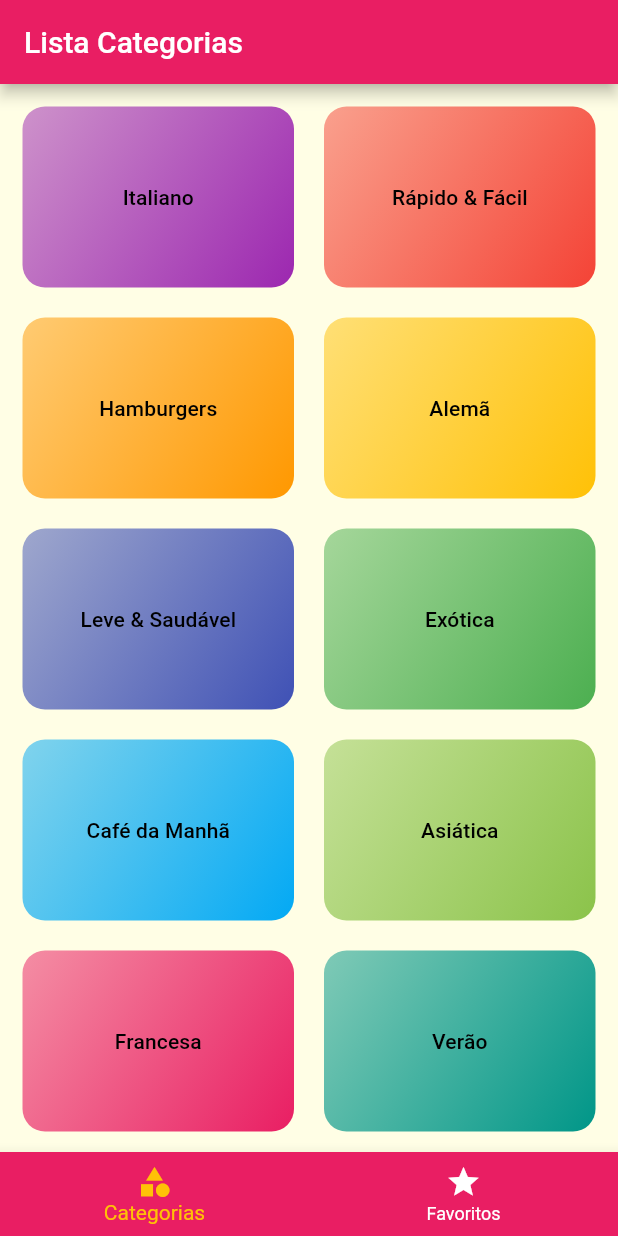
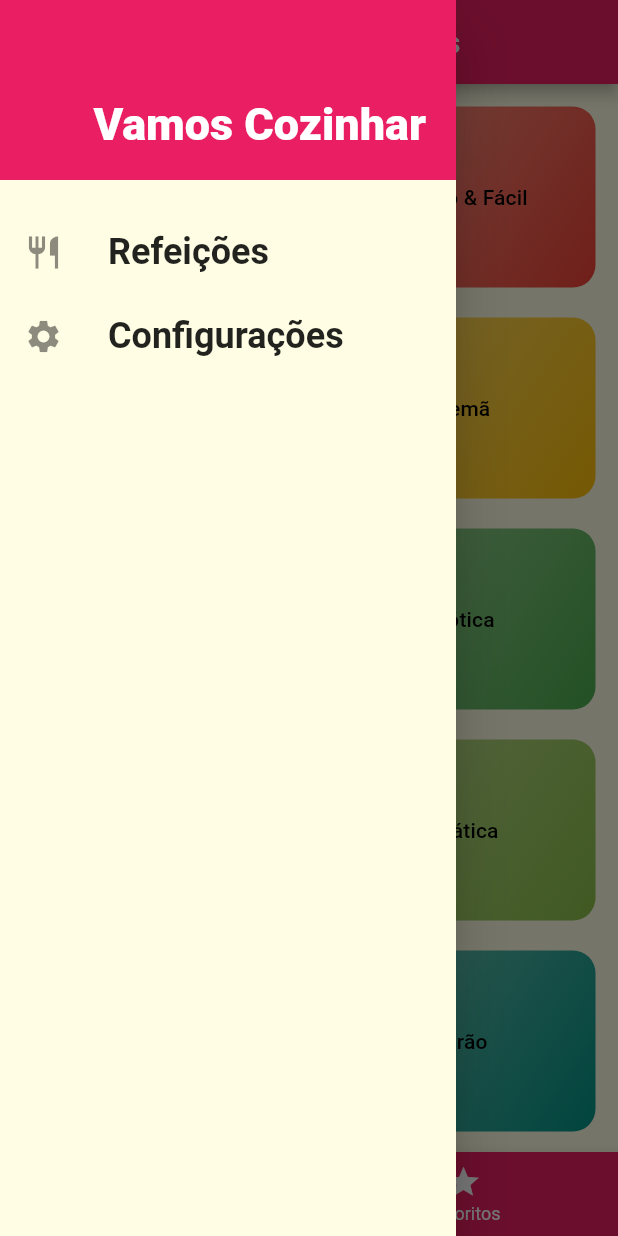
Before and after one commit to Rafael-Lasari-Aschidamini/Curso_Flutter_3, a Flutter app: the screen it shows after launch, with the side drawer open (before the commit the screen has no drawer), on a phone screen of 412 x 824 dp. Run offline on Flutter 3.47's test engine with Material 2 defaults, Android fonts, the phone set to English and light mode, and no system bars.

Commit message:
first commit

```diff
--- /dev/null
+++ b/lib/components/main_drawer.dart
@@ -0,0 +1,55 @@
+import 'package:flutter/material.dart';
+import '../utils/app_routers.dart';
+
+class MainDrawer extends StatelessWidget {
+  const MainDrawer({super.key});
+
+  Widget _createItem(IconData icon, String label, VoidCallback onTap) {
+    return ListTile(
+      leading: Icon(
+        icon,
+        size: 26,
+      ),
+      title: Text(
+        label,
+        style: const TextStyle(
+            fontFamily: ' RobotoCondensed',
+            fontSize: 24,
+            fontWeight: FontWeight.bold),
+      ),
+      onTap: onTap,
+    );
+  }
+
+  @override
+  Widget build(BuildContext context) {
+    return Drawer(
+      child: Column(
+        children: [
+          Container(
+            height: 120,
+            width: double.infinity,
+            padding: const EdgeInsets.all(20),
+            color: Colors.pink,
+            alignment: Alignment.bottomRight,
+            child: const Text(
+              'Vamos Cozinhar',
+              style: TextStyle(
+                fontWeight: FontWeight.w900,
+                fontSize: 30,
+                color: Colors.white,
+              ),
+            ),
+          ),
+          const SizedBox(
+            height: 20,
+          ),
+          _createItem(Icons.restaurant_sharp, 'Refeições',
+              () => Navigator.of(context).pushNamed(AppRoutes.HOME)),
+          _createItem(Icons.settings, 'Configurações',
+              () => Navigator.of(context).pushNamed(AppRoutes.SETTINGS)),
+        ],
+      ),
+    );
+  }
+}
--- a/lib/main.dart
+++ b/lib/main.dart
@@ -1,5 +1,5 @@
 import 'package:flutter/material.dart';
-import 'screen/categories_screen.dart';
+import 'screen/settings_screen.dart';
 import 'screen/categoris_meals_screen.dart';
 import 'utils/app_routers.dart';
 import 'screen/mael_detail_screen.dart';
@@ -17,8 +17,12 @@ class MyApp extends StatelessWidget {
     return MaterialApp(
       title: 'Vamos Cozinhar?',
       theme: ThemeData(
-        colorScheme: ColorScheme.fromSwatch()
-            .copyWith(primary: Colors.pink, secondary: Colors.amber),
+        colorScheme: ColorScheme.fromSwatch().copyWith(
+          primary: Colors.pink,
+          secondary: Colors.amber,
+          // background: Colors.pink,
+          // onPrimary: Colors.pink,
+        ),
         fontFamily: 'Raleway',
         canvasColor: const Color.fromRGBO(255, 254, 229, 1),
         textTheme: ThemeData.light().textTheme.copyWith(
@@ -30,6 +34,7 @@ class MyApp extends StatelessWidget {
         AppRoutes.HOME: (ctx) => TabsScreen(),
         AppRoutes.CATEGORIS_MAELS: (ctx) => const CategorisMealsScreen(),
         AppRoutes.MEAL_DETAIL: (ctx) => const MaelDetailScreen(),
+        AppRoutes.SETTINGS: (ctx) => const SettingsScreen(),
       },
     );
   }
--- /dev/null
+++ b/lib/screen/settings_screen.dart
@@ -0,0 +1,19 @@
+import 'package:flutter/material.dart';
+import 'package:flutter/src/widgets/framework.dart';
+import 'package:flutter/src/widgets/placeholder.dart';
+
+class SettingsScreen extends StatelessWidget {
+  const SettingsScreen({super.key});
+
+  @override
+  Widget build(BuildContext context) {
+    return Scaffold(
+      appBar: AppBar(
+        title: const Text('Configurações'),
+      ),
+      body: const Center(
+        child: Text('Configurações'),
+      ),
+    );
+  }
+}
--- a/lib/screen/tabs_screen.dart
+++ b/lib/screen/tabs_screen.dart
@@ -1,6 +1,5 @@
 import 'package:flutter/material.dart';
-import 'package:flutter/src/widgets/framework.dart';
-import 'package:flutter/src/widgets/placeholder.dart';
+import '../components/main_drawer.dart';
 import 'categories_screen.dart';
 import 'favorite_screen.dart';
 
@@ -60,26 +59,32 @@ class _TabsScreenState extends State<TabsScreen> {
     // );
     return Scaffold(
       appBar: AppBar(
-        title: Text(
-          _screens[_selectedScrennIndex]['title'] as String,
+        title: Align(
+          alignment: Alignment.center,
+          child: Text(
+            _screens[_selectedScrennIndex]['title'] as String,
+          ),
         ),
       ),
+      drawer: const MainDrawer(),
       body: _screens[_selectedScrennIndex]['screen'] as Widget,
       bottomNavigationBar: BottomNavigationBar(
         onTap: _selectScreen,
-        backgroundColor: Colors.pink,
+        // backgroundColor: Theme.of(context).colorScheme.primary,
+        backgroundColor: Theme.of(context).colorScheme.primary,
+
+        selectedItemColor: Theme.of(context).colorScheme.secondary,
         unselectedItemColor: Colors.white,
-        selectedItemColor: Theme.of(context).colorScheme.secondary,
         currentIndex: _selectedScrennIndex,
-        items: const [
+        items: [
           BottomNavigationBarItem(
-            backgroundColor: Colors.pink,
-            icon: Icon(Icons.category),
+            backgroundColor: Theme.of(context).colorScheme.primary,
+            icon: const Icon(Icons.category),
             label: ('Categorias'),
           ),
           BottomNavigationBarItem(
-            backgroundColor: Colors.pink,
-            icon: Icon(Icons.star),
+            backgroundColor: Theme.of(context).colorScheme.primary,
+            icon: const Icon(Icons.star),
             label: ('Favoritos'),
           )
         ],
--- a/lib/utils/app_routers.dart
+++ b/lib/utils/app_routers.dart
@@ -2,4 +2,5 @@ class AppRoutes {
   static const HOME = '/';
   static const CATEGORIS_MAELS = '/categoris-maels';
   static const MEAL_DETAIL = '/meal-detail';
+  static const SETTINGS = '/settings';
 }
```
